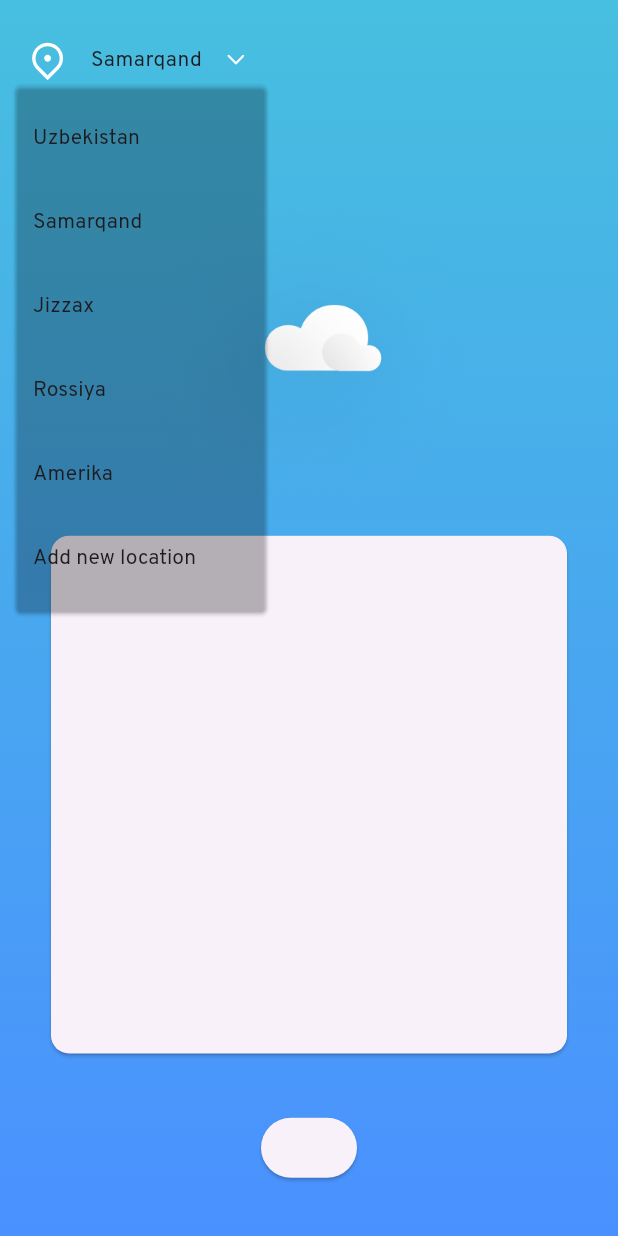
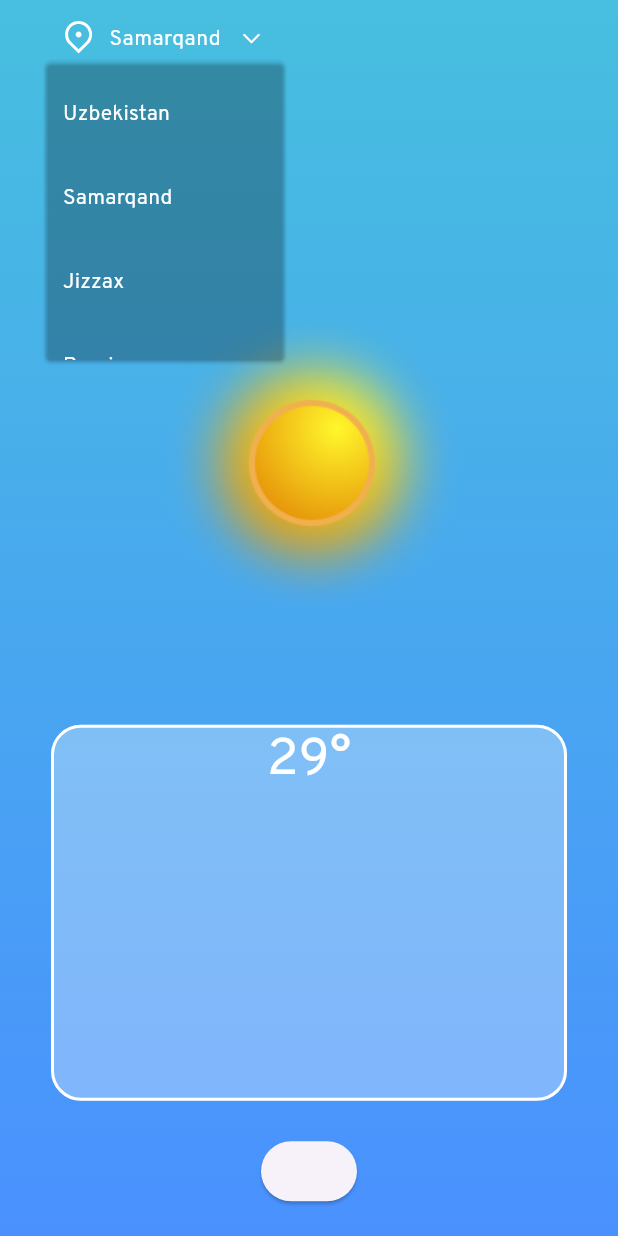
Before and after one commit to deepoceanllc/weather_app, a Flutter app: the HomePage screen opened directly, after a tap on "Samarqand", on a phone screen of 412 x 824 dp. Run offline on Flutter 3.47's test engine with Material 2 defaults, Android fonts, the phone set to English and light mode, and no system bars; our stand-ins replace flutter_screenutil, flutter_svg, geolocator; missing offline and left inert: yandex_mapkit.

```diff
--- /dev/null
+++ b/lib/src/common/routes/app_routes.dart
@@ -0,0 +1,16 @@
+import 'package:flutter/material.dart';
+import 'package:weather_app/src/features/detail/detail_page.dart';
+import 'package:weather_app/src/features/home/home_page.dart';
+import 'package:weather_app/src/features/map/map_screen.dart';
+
+abstract final class AppRoute {
+  static const home = "/";
+  static const details = "/details";
+  static const map = "/map";
+
+  static Map<String, Widget Function(BuildContext context)> get routes => {
+        home: (context) => const HomePage(),
+        details: (context) => const DetailPage(),
+        map: (context) => const MapScreen(),
+      };
+}
--- a/lib/src/common/widget/app.dart
+++ b/lib/src/common/widget/app.dart
@@ -1,8 +1,6 @@
 import 'package:flutter/material.dart';
 import 'package:flutter_screenutil/flutter_screenutil.dart';
-
-import '../../features/detail/detail_page.dart';
-
+import 'package:weather_app/src/common/routes/app_routes.dart';
 
 class App extends StatelessWidget {
   const App({super.key});
@@ -13,20 +11,17 @@ class App extends StatelessWidget {
       designSize: const Size(360, 690),
       minTextAdapt: true,
       splitScreenMode: true,
-      // Use builder only if you need to use library outside ScreenUtilInit context
-      builder: (_ , child) {
+      builder: (_, child) {
         return MaterialApp(
           debugShowCheckedModeBanner: false,
           title: 'Weather App',
           theme: ThemeData(
             fontFamily: "Overpass",
-            colorScheme: ColorScheme.fromSeed(seedColor: Colors.deepPurple),
             useMaterial3: true,
           ),
-          home: child,
+          routes: AppRoute.routes,
         );
       },
-      child: const DetailPage(),
     );
   }
 }
--- a/lib/src/features/detail/detail_page.dart
+++ b/lib/src/features/detail/detail_page.dart
@@ -1,4 +1,3 @@
-import 'package:flutter/cupertino.dart';
 import 'package:flutter/material.dart';
 import 'package:flutter_screenutil/flutter_screenutil.dart';
 import 'package:flutter_svg/flutter_svg.dart';
@@ -35,8 +34,10 @@ class _DetailPage extends State<DetailPage> {
   @override
   Widget build(BuildContext context) {
     return Scaffold(
+      backgroundColor: AppColors.blue1,
       appBar: AppBar(
         elevation: 0,
+        scrolledUnderElevation: 0,
         toolbarHeight: 90.h,
         leadingWidth: 100.w,
         leading: Padding(
@@ -63,7 +64,7 @@ class _DetailPage extends State<DetailPage> {
             ),
           ),
         ),
-        backgroundColor: AppColors.blue1,
+        forceMaterialTransparency: true,
         actions: [
           Padding(
             padding: EdgeInsets.only(right: 10.w),
@@ -235,7 +236,9 @@ class _DetailPage extends State<DetailPage> {
                 child: Row(
                   mainAxisSize: MainAxisSize.min,
                   children: [
-                    Image(image: const AssetImage(WeathersIcons.sun), width: 24.r),
+                    Image(
+                        image: const AssetImage(WeathersIcons.sun),
+                        width: 24.r),
                     const CustomText(
                       fondSize: 18,
                       text: "AccuWeather",
--- a/lib/src/features/home/home_page.dart
+++ b/lib/src/features/home/home_page.dart
@@ -1,9 +1,9 @@
-import 'package:flutter/cupertino.dart';
 import 'package:flutter/material.dart';
-import 'package:flutter_screenutil/flutter_screenutil.dart';
-import 'package:flutter_svg/flutter_svg.dart';
-import 'package:weather_app/src/common/constants/app_colors.dart';
-import 'package:weather_app/src/common/constants/weather_icons.dart';
+import 'package:weather_app/src/features/home/widgets/home_footer_button.dart';
+import 'package:weather_app/src/features/home/widgets/home_top_widget.dart';
+import 'package:weather_app/src/features/home/widgets/weather_icon_widget.dart';
+import 'package:weather_app/src/features/home/widgets/weather_status_widget.dart';
+import 'package:weather_app/src/features/widgets/app_background.dart';
 
 class HomePage extends StatefulWidget {
   const HomePage({Key? key}) : super(key: key);
@@ -13,118 +13,27 @@ class HomePage extends StatefulWidget {
 }
 
 class _HomePage extends State<HomePage> {
-  static const items = <String>[
-    'Uzbekistan',
-    'Samarqand',
-    'Jizzax',
-    'Rossiya',
-    'Amerika',
-  ];
-
-  String value = items[1];
-
   @override
   Widget build(BuildContext context) {
     return Scaffold(
-      extendBodyBehindAppBar: true,
-      appBar: AppBar(
-        automaticallyImplyLeading: false,
-        leadingWidth: 0,
-        forceMaterialTransparency: true,
-        titleSpacing: 10,
-        toolbarHeight: 80,
-        title: PopupMenuButton(
-          elevation: 1,
-          surfaceTintColor: Colors.transparent,
-          position: PopupMenuPosition.under,
-          color: Colors.transparent,
-          itemBuilder: (context) => List.generate(items.length + 1, (index) {
-            if (index == items.length) {
-              return PopupMenuItem(
-                onTap: () {},
-                child: const ListTile(
-                  title: Text("Add new location"),
-                ),
-              );
-            }
-            final data = items.elementAt(index);
-            return PopupMenuItem(
-              onTap: () => setState(() {
-                value = data;
-              }),
-              child: ListTile(
-                title: Text(data),
-              ),
-            );
-          }),
-          icon: Row(
-            mainAxisSize: MainAxisSize.min,
-            children: [
-              SvgPicture.asset(
-                "assets/icons/location.svg",
-                width: 24.w,
-                height: 24.h,
-              ),
-              const SizedBox(width: 15),
-              Text(value),
-              const SizedBox(width: 15),
-              const Icon(CupertinoIcons.chevron_down,
-                  color: AppColors.white, size: 15),
-            ],
-          ),
-        ),
-        // actions: [
-        //   IconButton(
-        //     onPressed: () {},
-        //     icon: SvgPicture.asset(AppIcons.settings),
-        //   ),
-        //   const SizedBox(width: 10),
-        // ],
-      ),
-      body: DecoratedBox(
-        decoration: const BoxDecoration(
-          gradient: LinearGradient(
-            colors: [
-              AppColors.blue1,
-              AppColors.blue2,
-            ],
-            begin: Alignment.topCenter,
-            end: Alignment.bottomCenter,
-            stops: [0, 1],
-          ),
-        ),
+      body: AppBackground(
         child: Padding(
           padding: const EdgeInsets.symmetric(horizontal: 30),
-          child: Column(
-            children: [
-              const Spacer(),
-              Expanded(
-                flex: 2,
-                child: SizedBox.expand(
-                  child: Image(
-                    width: 40.r,
-                    height: 40.r,
-                    image: const AssetImage(WeathersIcons.cloudy),
-                  ),
-                ),
+          child: Center(
+            child: ConstrainedBox(
+              constraints: const BoxConstraints(
+                maxWidth: 400,
               ),
-              const Expanded(
-                flex: 3,
-                child: SizedBox.expand(
-                  child: Card(
-
-                  ),
-                ),
+              child: const Column(
+                children: [
+                  HomeTopWidget(),
+                  Spacer(),
+                  Expanded(flex: 4, child: WeatherIconWidget()),
+                  Expanded(flex: 3, child: WeatherStatusWidget()),
+                  Expanded(child: HomeFooterButton()),
+                ],
               ),
-              Expanded(
-                child: Center(
-                  child: ElevatedButton(
-                    onPressed: () {},
-                    child: const SizedBox.shrink(),
-                  ),
-                ),
-              ),
-            ],
+            ),
           ),
         ),
       ),
--- /dev/null
+++ b/lib/src/features/home/widgets/home_footer_button.dart
@@ -0,0 +1,20 @@
+import 'package:flutter/material.dart';
+import 'package:weather_app/src/common/routes/app_routes.dart';
+
+class HomeFooterButton extends StatelessWidget {
+  const HomeFooterButton({
+    super.key,
+  });
+
+  @override
+  Widget build(BuildContext context) {
+    return Center(
+      child: ElevatedButton(
+        onPressed: () {
+          Navigator.pushNamed(context, AppRoute.details);
+        },
+        child: const SizedBox.shrink(),
+      ),
+    );
+  }
+}
--- /dev/null
+++ b/lib/src/features/home/widgets/home_top_widget.dart
@@ -0,0 +1,100 @@
+import 'package:flutter/cupertino.dart';
+import 'package:flutter/material.dart';
+import 'package:flutter_svg/flutter_svg.dart';
+import 'package:weather_app/src/common/constants/app_colors.dart';
+import 'package:weather_app/src/features/home/widgets/location_item_widget.dart';
+
+class HomeTopWidget extends StatefulWidget {
+  const HomeTopWidget({super.key});
+
+  @override
+  State<HomeTopWidget> createState() => _HomeTopWidgetState();
+}
+
+class _HomeTopWidgetState extends State<HomeTopWidget> {
+  static const items = <String>[
+    'Uzbekistan',
+    'Samarqand',
+    'Jizzax',
+    'Rossiya',
+    'Amerika',
+  ];
+
+  String value = items[1];
+
+  @override
+  Widget build(BuildContext context) {
+    return Align(
+      alignment: Alignment.centerLeft,
+      child: ConstrainedBox(
+        constraints: const BoxConstraints(maxWidth: 160),
+        child: PopupMenuButton(
+          elevation: 1,
+          constraints: const BoxConstraints.expand(
+            width: 160,
+            height: 200,
+          ),
+          surfaceTintColor: Colors.transparent,
+          position: PopupMenuPosition.under,
+          color: Colors.transparent,
+          itemBuilder: (context) => List.generate(
+            items.length + 1,
+            (index) {
+              if (index == items.length) {
+                return PopupMenuItem(
+                  onTap: () {},
+                  child: const LocationItemWidget(
+                    location: "Add new location",
+                  ),
+                );
+              }
+              final data = items.elementAt(index);
+              return PopupMenuItem(
+                onTap: () => setState(() {
+                  value = data;
+                }),
+                child: LocationItemWidget(location: data),
+              );
+            },
+          ),
+          icon: Row(
+            crossAxisAlignment: CrossAxisAlignment.end,
+            children: [
+              Expanded(
+                child: SvgPicture.asset(
+                  "assets/icons/location.svg",
+                  width: 24,
+                  height: 24,
+                ),
+              ),
+              Expanded(
+                flex: 3,
+                child: Center(
+                  child: Text(
+                    value,
+                    style: const TextStyle(
+                      color: AppColors.white,
+                    ),
+                    overflow: TextOverflow.ellipsis,
+                  ),
+                ),
+              ),
+              const Expanded(
+                child: Center(
+                  child: Padding(
+                    padding: EdgeInsets.only(bottom: 3),
+                    child: Icon(
+                      CupertinoIcons.chevron_down,
+                      color: AppColors.white,
+                      size: 15,
+                    ),
+                  ),
+                ),
+              ),
+            ],
+          ),
+        ),
+      ),
+    );
+  }
+}
--- /dev/null
+++ b/lib/src/features/home/widgets/location_item_widget.dart
@@ -0,0 +1,26 @@
+import 'package:flutter/material.dart';
+
+import '../../../common/constants/app_colors.dart';
+
+class LocationItemWidget extends StatelessWidget {
+  const LocationItemWidget({
+    super.key,
+    required this.location,
+  });
+
+  final String location;
+
+  @override
+  Widget build(BuildContext context) {
+    return ListTile(
+      title: Text(
+        location,
+        style: const TextStyle(
+          color: AppColors.white,
+        ),
+        overflow: TextOverflow.ellipsis,
+        maxLines: 1,
+      ),
+    );
+  }
+}
--- /dev/null
+++ b/lib/src/features/home/widgets/weather_icon_widget.dart
@@ -0,0 +1,15 @@
+import 'package:flutter/material.dart';
+import 'package:weather_app/src/common/constants/weather_icons.dart';
+
+class WeatherIconWidget extends StatelessWidget {
+  const WeatherIconWidget({
+    super.key,
+  });
+
+  @override
+  Widget build(BuildContext context) {
+    return const Image(
+      image: AssetImage(WeathersIcons.sunny),
+    );
+  }
+}
--- /dev/null
+++ b/lib/src/features/home/widgets/weather_status_widget.dart
@@ -0,0 +1,42 @@
+import 'package:flutter/material.dart';
+import 'package:flutter_screenutil/flutter_screenutil.dart';
+import 'package:weather_app/src/common/constants/app_colors.dart';
+
+class WeatherStatusWidget extends StatelessWidget {
+  const WeatherStatusWidget({
+    super.key,
+  });
+
+  @override
+  Widget build(BuildContext context) {
+    return SizedBox.expand(
+      child: Card(
+        elevation: 0,
+        color: AppColors.white30,
+        shape: const RoundedRectangleBorder(
+          borderRadius: BorderRadius.all(Radius.circular(20)),
+          side: BorderSide(
+            color: AppColors.white,
+            width: 2,
+          ),
+        ),
+        child: Column(
+          children: [
+            // CustomText(
+            //   fondSize: 18,
+            //   text: "Today, 12 September",
+            // ),
+            Text(
+              "29°",
+              style: TextStyle(
+                fontSize: 30.sp,
+                color: AppColors.white,
+                shadows: const [],
+              ),
+            ),
+          ],
+        ),
+      ),
+    );
+  }
+}
--- a/lib/src/features/map/map_screen.dart
+++ b/lib/src/features/map/map_screen.dart
@@ -1,4 +1,5 @@
 import 'package:flutter/material.dart';
+import 'package:yandex_mapkit/yandex_mapkit.dart';
 
 class MapScreen extends StatefulWidget {
   const MapScreen({super.key});
@@ -10,6 +11,8 @@ class MapScreen extends StatefulWidget {
 class _MapScreenState extends State<MapScreen> {
   @override
   Widget build(BuildContext context) {
-    return const Placeholder();
+    return const Scaffold(
+      body: YandexMap(),
+    );
   }
 }
--- /dev/null
+++ b/lib/src/features/widgets/app_background.dart
@@ -0,0 +1,31 @@
+import 'package:flutter/material.dart';
+import 'package:weather_app/src/common/constants/app_colors.dart';
+
+class AppBackground extends StatelessWidget {
+  const AppBackground({
+    super.key,
+    required this.child,
+  });
+
+  final Widget child;
+
+  @override
+  Widget build(BuildContext context) {
+    return DecoratedBox(
+      decoration: const BoxDecoration(
+        gradient: LinearGradient(
+          colors: [
+            AppColors.blue1,
+            AppColors.blue2,
+          ],
+          begin: Alignment.topCenter,
+          end: Alignment.bottomCenter,
+          stops: [0, 1],
+        ),
+      ),
+      child: SafeArea(
+        child: child,
+      ),
+    );
+  }
+}
--- a/lib/src/features/widgets/custom_text.dart
+++ b/lib/src/features/widgets/custom_text.dart
@@ -6,24 +6,28 @@ class CustomText extends StatelessWidget {
   final String text;
   final double fondSize;
   final Color? color;
-  const CustomText({this.color,required this.fondSize, required this.text, Key? key})
-      : super(key: key);
+
+  const CustomText({
+    this.color,
+    required this.fondSize,
+    required this.text,
+    Key? key,
+  }) : super(key: key);
 
   @override
   Widget build(BuildContext context) {
     return Text(
       text,
       style: TextStyle(
-        color: color ?? AppColors.white,
-        fontSize: fondSize.sp,
-        shadows: const [
+          color: color ?? AppColors.white,
+          fontSize: fondSize.sp,
+          shadows: const [
             Shadow(
               color: Colors.black26,
-              offset: Offset(-3,2),
+              offset: Offset(-3, 2),
               blurRadius: 2.0,
             ),
-          ]
-      ),
+          ]),
     );
   }
 }
```
Also changed, not shown: pubspec.yaml (+1 -18 lines).
